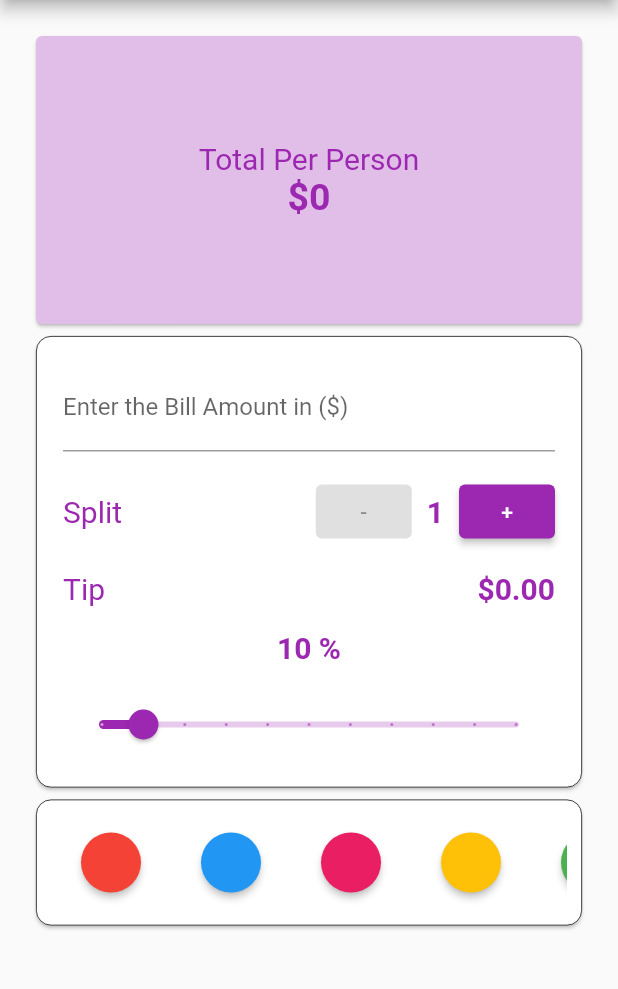
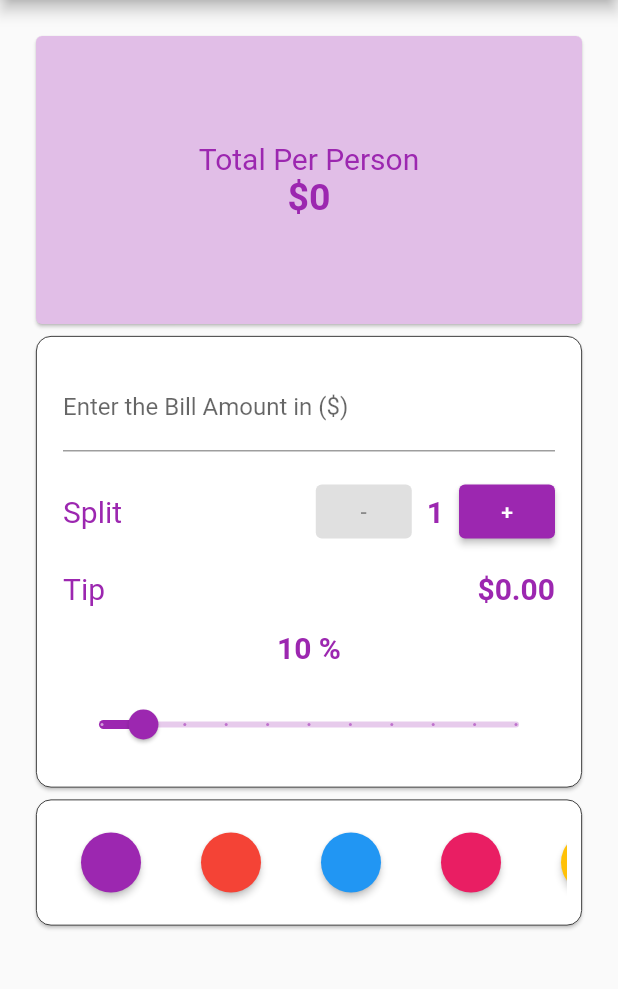
Before and after one commit to AkshayRameshAppDEV/TipCalculator, a Flutter app: the screen it shows after launch, on a phone screen of 412 x 824 dp, the part 84-1073 px from its top. Run offline on Flutter 3.47's test engine with Material 2 defaults, Android fonts, the phone set to English and light mode, and no system bars.

Commit message:
Added purple color

```diff
--- a/tip_calculator/lib/ui/ui_widgets/app_theme_color_changer.dart
+++ b/tip_calculator/lib/ui/ui_widgets/app_theme_color_changer.dart
@@ -10,7 +10,7 @@ class AppThemeColorChangerWidget extends StatefulWidget {
 
 class _AppThemeColorChangerWidgetState extends State<AppThemeColorChangerWidget> {
 
-  List<MaterialColor> appThemeColorsArray = [Colors.red, Colors.blue, Colors.pink, Colors.amber, Colors.green];
+  List<MaterialColor> appThemeColorsArray = [Colors.purple, Colors.red, Colors.blue, Colors.pink, Colors.amber, Colors.green];
 
   void _handleTap(MaterialColor color) {
     widget.handleThemeColorButtonTapped(color);
```
